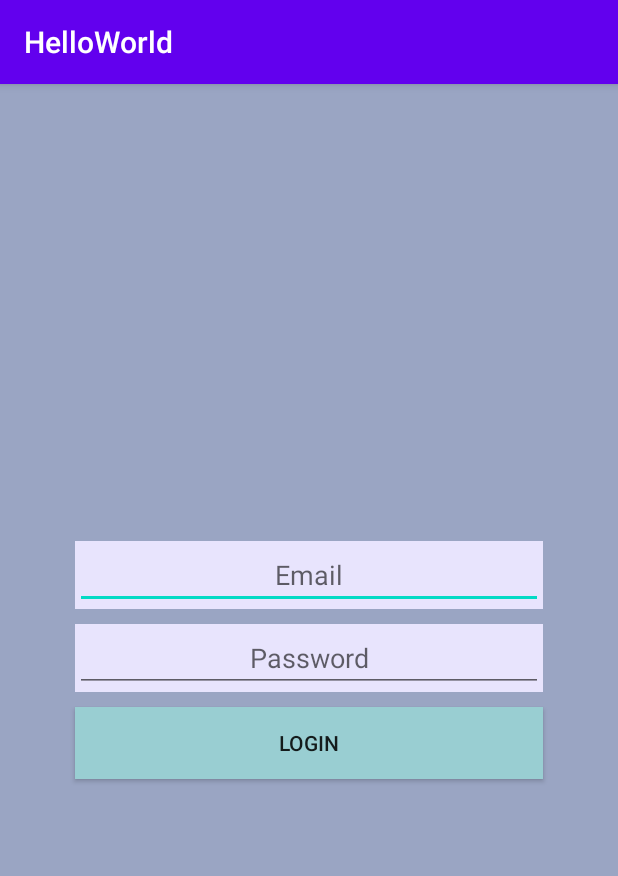
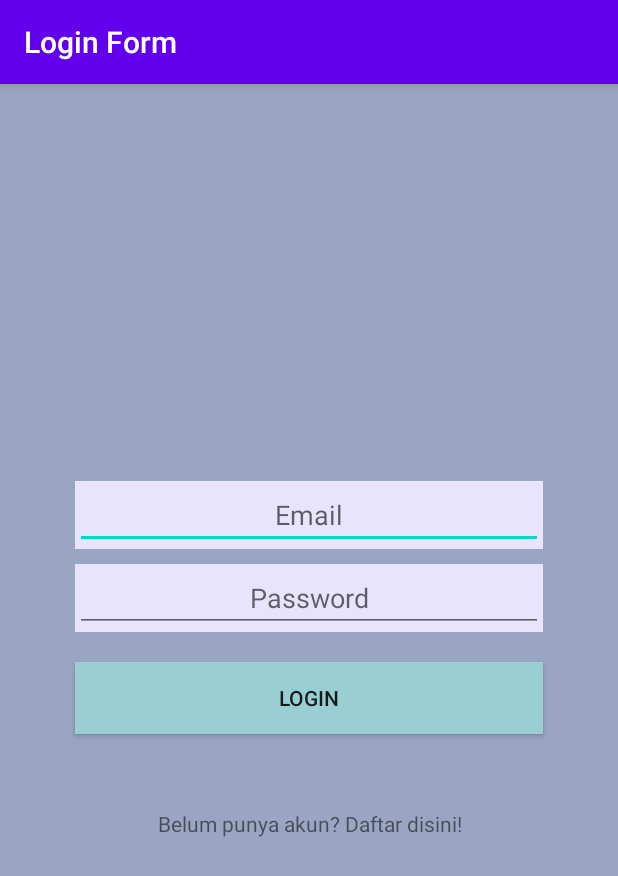
Before and after one commit to AnandaAp/PemrogramanAndroid, an Android app: the screen it shows after launch (MainActivity), on a phone screen of 412 x 824 dp. Shown: the top 876 px of the screen. Run offline under Robolectric (Android 15) with nearby library versions, the phone set to English and light mode, and no system bars.

```diff
--- a/HelloWorld/app/build.gradle
+++ b/HelloWorld/app/build.gradle
@@ -26,7 +26,6 @@ dependencies {
     implementation fileTree(dir: "libs", include: ["*.jar"])
     implementation 'androidx.appcompat:appcompat:1.2.0'
     implementation 'androidx.constraintlayout:constraintlayout:2.0.1'
-    implementation 'com.google.android.material:material:1.2.1'
     testImplementation 'junit:junit:4.13'
     androidTestImplementation 'androidx.test.ext:junit:1.1.2'
     androidTestImplementation 'androidx.test.espresso:espresso-core:3.3.0'
--- a/HelloWorld/app/src/main/java/com/android/helloworld/MainActivity.java
+++ b/HelloWorld/app/src/main/java/com/android/helloworld/MainActivity.java
@@ -3,12 +3,40 @@ package com.android.helloworld;
 import androidx.appcompat.app.AppCompatActivity;
 
 import android.os.Bundle;
+import android.view.View;
+import android.widget.Button;
+import android.widget.EditText;
+import android.widget.Toast;
 
 public class MainActivity extends AppCompatActivity {
+    private EditText emailLogin;
+    private EditText passLogin;
+    private Button btnLogin;
 
     @Override
     protected void onCreate(Bundle savedInstanceState) {
         super.onCreate(savedInstanceState);
         setContentView(R.layout.activity_main);
+        init();
+        btnLogin.setOnClickListener(new View.OnClickListener() {
+            @Override
+            public void onClick(View v) {
+                check();
+            }
+        });
+    }
+    private void init(){
+        emailLogin = findViewById(R.id.emailLogin);
+        passLogin = findViewById(R.id.passLogin);
+        btnLogin = findViewById(R.id.btnLogin);
+    }
+    private  void check(){
+        if(emailLogin.getText().toString().equals("admin")
+                && passLogin.getText().toString().equals("admin")){
+            Toast.makeText(getApplicationContext(),"Login Sukses",Toast.LENGTH_SHORT).show();
+        }
+        else {
+            Toast.makeText(getApplicationContext(),"Login Gagal",Toast.LENGTH_SHORT).show();
+        }
     }
 }
--- a/HelloWorld/app/src/main/res/layout/activity_main.xml
+++ b/HelloWorld/app/src/main/res/layout/activity_main.xml
@@ -34,7 +34,7 @@
         android:orientation="horizontal"
         android:gravity="center"
         android:background="@color/pervyWhite"
-        android:layout_marginBottom="10dp">
+        android:layout_marginBottom="20dp">
 
         <EditText
             android:id="@+id/passLogin"
@@ -49,10 +49,19 @@
 
     <Button
         android:background="@color/uclaBlue"
-        android:id="@+id/buttonLogin"
+        android:id="@+id/btnLogin"
         android:layout_marginRight="50dp"
         android:layout_marginLeft="50dp"
         android:layout_width="match_parent"
         android:layout_height="wrap_content"
+        android:layout_marginBottom="50dp"
         android:text="@string/Login" />
+
+    <TextView
+        android:id="@+id/textView"
+        android:layout_width="match_parent"
+        android:layout_height="wrap_content"
+        android:text="@string/belum_punya_akun_daftar_disini"
+        android:gravity="center"/>
+
 </LinearLayout>
--- a/HelloWorld/app/src/main/res/values/strings.xml
+++ b/HelloWorld/app/src/main/res/values/strings.xml
@@ -1,7 +1,8 @@
 <resources>
-    <string name="app_name">HelloWorld</string>
+    <string name="app_name">Login Form</string>
     <string name="email">Email</string>
     <string name="password">Password</string>
     <string name="button">Button</string>
     <string name="Login">Login</string>
+    <string name="belum_punya_akun_daftar_disini">Belum punya akun? Daftar disini!</string>
 </resources>
```
